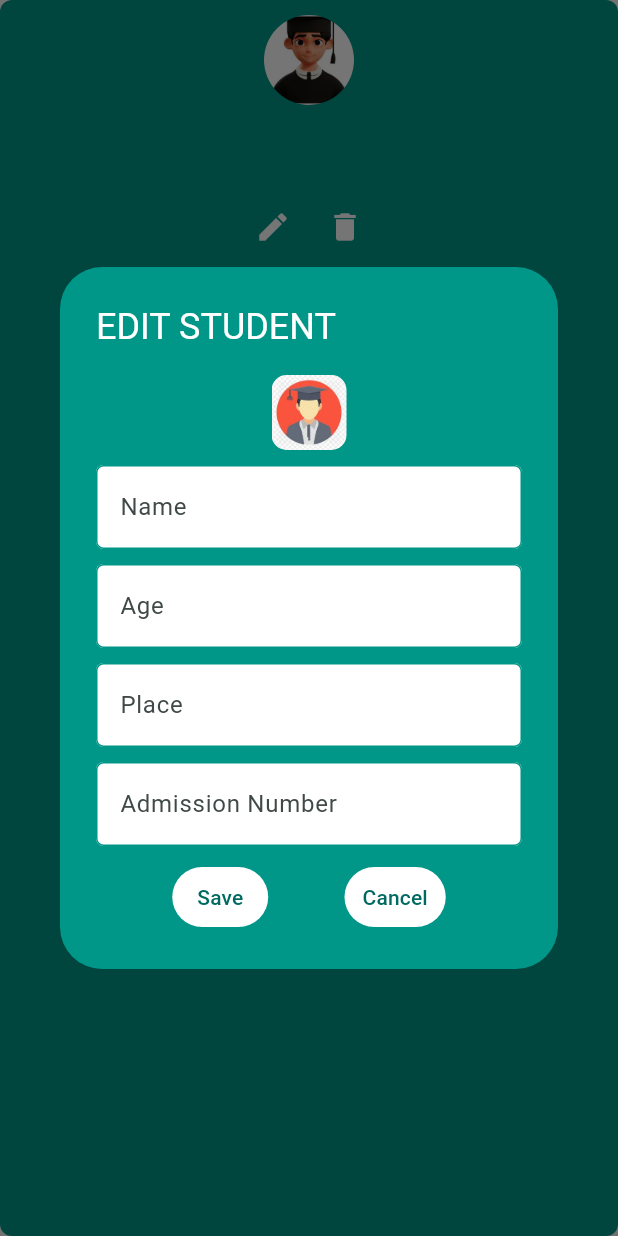
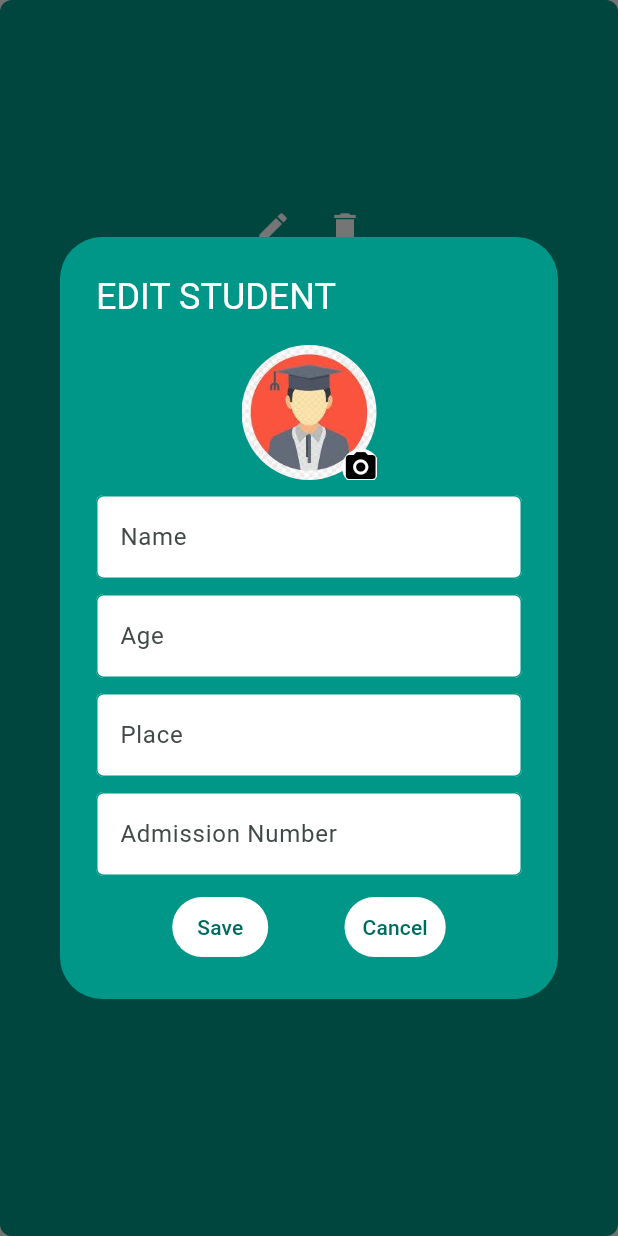
Before and after one commit to Shereena2000/STUDENT-APP, a Flutter app: the StudentGridTile widget shown alone on an empty page, opened directly with empty values, after a tap on the "edit" icon, on a phone screen of 412 x 824 dp. Run offline on Flutter 3.47's test engine with Material 3 defaults, Android fonts, the phone set to English and light mode, and no system bars; our stand-ins replace hive_flutter, image_picker; accounts and stored records are empty.

Commit message:
add imagepicker to save photos from gallery

```diff
--- a/student_record/lib/components/add_detailes.dart
+++ b/student_record/lib/components/add_detailes.dart
@@ -1,4 +1,7 @@
+import 'dart:io';
+
 import 'package:flutter/material.dart';
+import 'package:image_picker/image_picker.dart';
 import 'package:student_record/constants/const.dart';
 import 'package:student_record/db/functions/add_to_hive.dart';
 import 'package:student_record/db/model/data.dart';
@@ -10,6 +13,14 @@ void showAddStudentDialog(BuildContext context, {StudentData? student}) {
   final placeController = TextEditingController(text: student?.place ?? '');
   final admissionNoController =
       TextEditingController(text: student?.admisstionNo ?? '');
+  final ImagePicker _picker = ImagePicker();
+  XFile? _image;
+  Future<void> _pickImage() async {
+    final pickedImage = await _picker.pickImage(source: ImageSource.gallery);
+    if (pickedImage != null) {
+      _image = pickedImage;
+    }
+  }
 
   showDialog(
     context: context,
@@ -29,16 +40,42 @@ void showAddStudentDialog(BuildContext context, {StudentData? student}) {
               child: Column(
                 mainAxisSize: MainAxisSize.min,
                 children: [
+                  Stack(
+                    children: [
                       Container(
-                    height: 50,
-                    width: 50,
-                    child: ClipRRect(
-                      borderRadius: BorderRadius.circular(10.0),
+                          height: 90,
+                          width: 90,
+                          child: _image == null
+                              ?
+                              ClipRRect(
+                                  borderRadius: BorderRadius.circular(45),
                                   child: Image.asset(
                                     "assets/images/add.jpeg",
                                     fit: BoxFit.cover,
                                   ),
+                                ):ClipRRect(
+                                  borderRadius: BorderRadius.circular(45),
+                                  child: Image.file(File(_image!.path), fit: BoxFit.cover,),
+                                ),),
+                      Positioned(
+                          bottom: -4,
+                          right: -2,
+                          child: GestureDetector(
+                            onTap: _pickImage,
+                            child: Container(
+                              height: 25,
+                              width: 25,
+                              decoration: BoxDecoration(
+                                color: Colors.white,
+                                shape: BoxShape.circle,
                               ),
+                              child: Icon(
+                                Icons.camera_alt,
+                                color: Colors.black,
+                              ),
+                            ),
+                          ))
+                    ],
                   ),
                   sizedboxh10,
                   TextFormField(
@@ -122,6 +159,7 @@ void showAddStudentDialog(BuildContext context, {StudentData? student}) {
                                 age: ageController.text,
                                 place: placeController.text,
                                 admisstionNo: admissionNoController.text,
+                                imagePath: _image?.path
                               );
 
                               AddStudentData.addToHive(student);
@@ -130,7 +168,9 @@ void showAddStudentDialog(BuildContext context, {StudentData? student}) {
                               student.age = ageController.text;
                               student.place = placeController.text;
                               student.admisstionNo = admissionNoController.text;
+                              student.imagePath=_image?.path;
                               AddStudentData.updateData(student);
+
                             }
                             Navigator.pop(context);
                           }
--- a/student_record/lib/components/student_grid_tile.dart
+++ b/student_record/lib/components/student_grid_tile.dart
@@ -1,3 +1,5 @@
+import 'dart:io';
+
 import 'package:flutter/material.dart';
 import 'package:student_record/components/add_detailes.dart';
 import 'package:student_record/components/view_details.dart';
@@ -23,12 +25,19 @@ class StudentGridTile extends StatelessWidget {
           child: Column(
             children: [
               ClipOval(
-                child: Image.asset(
-                  'assets/images/avathara.jpeg',
-                  width: 60,
-                  height: 60,
-                  fit: BoxFit.cover,
-                ),
+                child:student.imagePath != null
+                  ? Image.file(
+                      File(student.imagePath!),
+                      width: 60,
+                      height: 60,
+                      fit: BoxFit.cover,
+                    )
+                  : Image.asset(
+                      'assets/images/avathara.jpeg',
+                      width: 60,
+                      height: 60,
+                      fit: BoxFit.cover,
+                    ),
               ),
               sizedboxh10,
               Text(
--- a/student_record/lib/components/student_tile.dart
+++ b/student_record/lib/components/student_tile.dart
@@ -1,3 +1,4 @@
+import 'dart:io';
 import 'package:flutter/material.dart';
 import 'package:student_record/components/add_detailes.dart';
 import 'package:student_record/components/view_details.dart';
@@ -23,8 +24,10 @@ class StudentTile extends StatelessWidget {
             onTap: () {
               viewDialoge(context, student);
             },
-            leading: CircleAvatar(
-              backgroundImage: AssetImage("assets/images/avathara.jpeg"),
+            leading:CircleAvatar(
+              backgroundImage: student.imagePath != null
+                  ? FileImage(File(student.imagePath!))
+                  : AssetImage("assets/images/avathara.jpeg") as ImageProvider,
             ),
             title: Text(
               student.name,
--- a/student_record/lib/db/model/data.dart
+++ b/student_record/lib/db/model/data.dart
@@ -11,13 +11,15 @@ class StudentData {
   String place;
   @HiveField(3)
   String admisstionNo;
-
   @HiveField(4)
   int? id;
+  @HiveField(5)
+  String? imagePath;
   StudentData(
       {required this.name,
       required this.age,
       required this.place,
       required this.admisstionNo,
-      this.id});
+      this.id,
+      this.imagePath});
 }
--- a/student_record/lib/screens/home_screen.dart
+++ b/student_record/lib/screens/home_screen.dart
@@ -98,7 +98,7 @@ class _HomeScreenState extends State<HomeScreen> {
                 final filteredStudent = _filterStudent(value, _searchQuery);
                 if (filteredStudent.isEmpty) {
                   return const Center(
-                    child: Text("STUDENT DATA IS EMPTY"),
+                    child: Text("STUDENT DATA IS EMPTY!!!",style: TextStyle(color: tealColor,fontWeight: FontWeight.bold),),
                   );
                 }
                 return !_isGridView ? ListView.builder(
--- a/student_record/pubspec.yaml
+++ b/student_record/pubspec.yaml
@@ -31,7 +31,7 @@ dependencies:
   flutter:
     sdk: flutter
   hive_flutter:
-
+  image_picker:
   # The following adds the Cupertino Icons font to your application.
   # Use with the CupertinoIcons class for iOS style icons.
   cupertino_icons: ^1.0.6
```
Also changed, not shown: student_record/lib/db/model/data.g.dart, student_record/pubspec.lock, 5 other files. Lines whose indentation alone changed are shown as unchanged.
